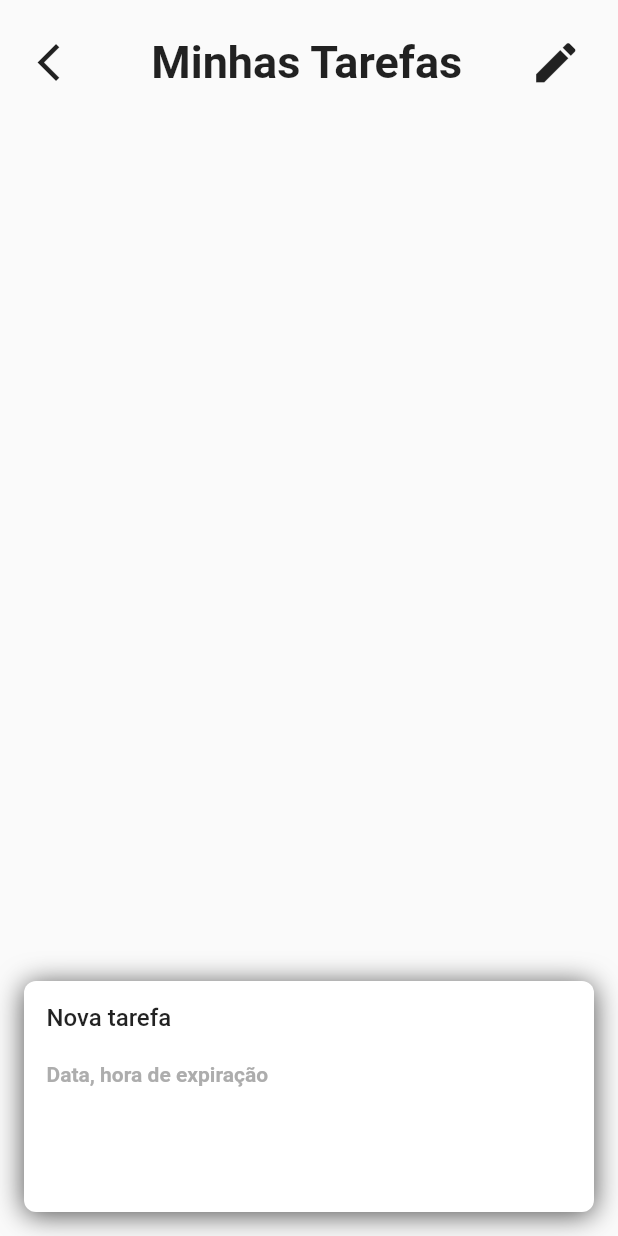
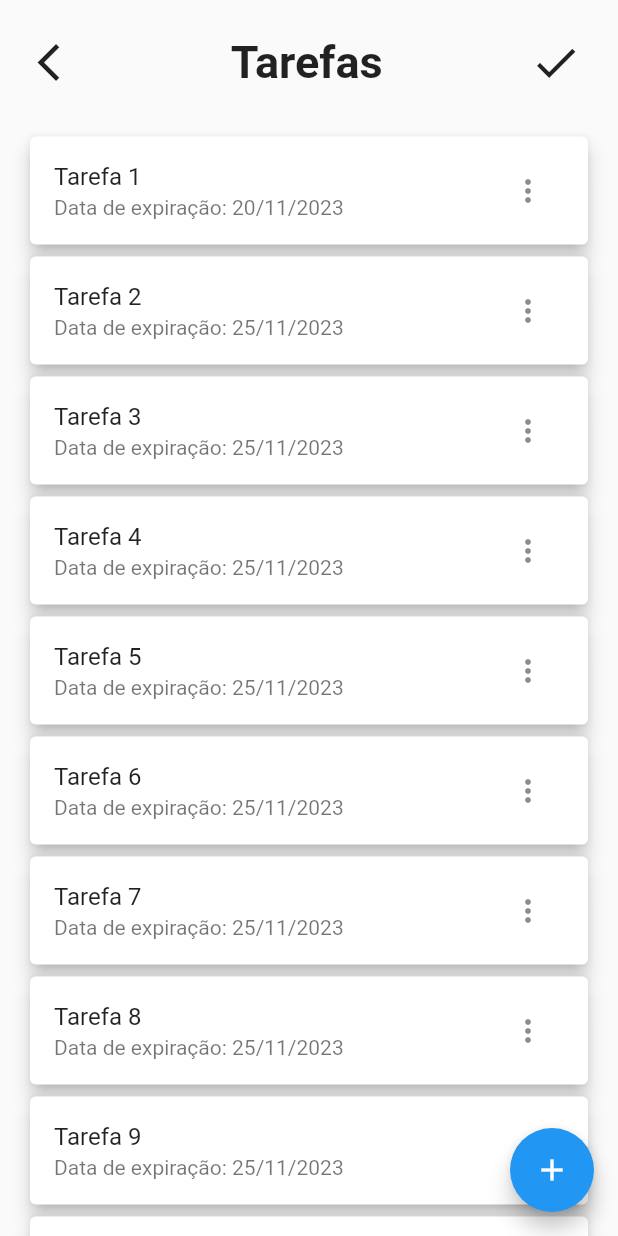
Before and after one commit to gchavess/taskwise-mobile, a Flutter app: the CreateGoals screen opened directly, on a phone screen of 412 x 824 dp. Run offline on Flutter 3.47's test engine with Material 2 defaults, Android fonts, the light colour scheme and no system bars; our stand-ins replace dio, dotted_border, google_fonts, timeline_tile.

Commit message:
telaTarefasConcluída

```diff
--- a/lib/screens/goals/create_goals.dart
+++ b/lib/screens/goals/create_goals.dart
@@ -20,16 +20,51 @@ class _CreateGoalsState extends State<CreateGoals> {
     super.dispose();
   }
 
+  // Função para gerar o ListTile com PopupMenuButton
+  Widget buildListTileWithPopupMenu(String title, String subtitle) {
+    return Card(
+      elevation: 5,
+      child: ListTile(
+        title: Text(title),
+        subtitle: Text(subtitle),
+        trailing: PopupMenuButton<String>(
+          onSelected: (String value) {
+            // Lógica para editar ou excluir a tarefa de acordo com a opção selecionada
+            if (value == 'editar') {
+              // Adicionar a lógica de edição aqui
+            } else if (value == 'excluir') {
+              // Adicionar a lógica de exclusão aqui
+            }
+          },
+          itemBuilder: (BuildContext context) => <PopupMenuEntry<String>>[
+            const PopupMenuItem<String>(
+              value: 'editar',
+              child: ListTile(
+                leading: Icon(Icons.edit),
+                title: Text('Editar'),
+              ),
+            ),
+            const PopupMenuItem<String>(
+              value: 'excluir',
+              child: ListTile(
+                leading: Icon(Icons.delete),
+                title: Text('Excluir'),
+              ),
+            ),
+          ],
+        ),
+      ),
+    );
+  }
+
   @override
   Widget build(BuildContext context) {
-    return GestureDetector(
-      onTap: () {
-        setState(() {
-          _isExpanded = false;
-        });
-      },
-      child: Scaffold(
-        body: Padding(
+    return Scaffold(
+      body: Stack(
+        children: [
+          ListView(
+            children: [
+              Padding(
                 padding: const EdgeInsets.all(16.0),
                 child: Column(
                   mainAxisAlignment: MainAxisAlignment.spaceBetween,
@@ -43,7 +78,7 @@ class _CreateGoalsState extends State<CreateGoals> {
                           iconSize: 30,
                         ),
                         const Text(
-                    'Minhas Tarefas',
+                          'Tarefas',
                           style: TextStyle(
                             fontSize: 30,
                             fontWeight: FontWeight.bold,
@@ -51,72 +86,76 @@ class _CreateGoalsState extends State<CreateGoals> {
                         ),
                         IconButton(
                           onPressed: () => Navigator.of(context).pop(null),
-                    icon: const Icon(Icons.edit),
+                          icon: const Icon(Icons.done),
                           iconSize: 35,
                         ),
                       ],
                     ),
-              InkWell(
-                onTap: () {
-                  setState(() {
-                    _isExpanded = !_isExpanded;
-                  });
-                },
-                child: AnimatedContainer(
-                  duration: const Duration(milliseconds: 350),
-                  curve: Curves.easeInOut,
-                  height: _isExpanded ? 240 : 154, // Alterei a altura para acomodar o botão
+                    const SizedBox(
+                      height: 20.0,
+                    ),
+                    // Cartões estáticos com menu de opções
+                    buildListTileWithPopupMenu('Tarefa 1', 'Data de expiração: 20/11/2023'),
+                    buildListTileWithPopupMenu('Tarefa 2', 'Data de expiração: 25/11/2023'),
+                    buildListTileWithPopupMenu('Tarefa 3', 'Data de expiração: 25/11/2023'),
+                    buildListTileWithPopupMenu('Tarefa 4', 'Data de expiração: 25/11/2023'),
+                    buildListTileWithPopupMenu('Tarefa 5', 'Data de expiração: 25/11/2023'),
+                    buildListTileWithPopupMenu('Tarefa 6', 'Data de expiração: 25/11/2023'),
+                    buildListTileWithPopupMenu('Tarefa 7', 'Data de expiração: 25/11/2023'),
+                    buildListTileWithPopupMenu('Tarefa 8', 'Data de expiração: 25/11/2023'),
+                    buildListTileWithPopupMenu('Tarefa 9', 'Data de expiração: 25/11/2023'),
+                    buildListTileWithPopupMenu('Tarefa 10', 'Data de expiração: 25/11/2023'),
+                    // ... (código dos outros cartões estáticos com menu de opções)
+                    // Fim dos cartões estáticos
+                    const SizedBox(height: 20.0),
+                  ],
+                ),
+              ),
+            ],
+          ),
+          Positioned(
+            top: MediaQuery.of(context).size.height * 0.25,
+            left: 16.0,
+            right: 16.0,
+            child: Visibility(
+              visible: _isExpanded,
+              child: Card(
+                elevation: 5,
+                shape: RoundedRectangleBorder(
+                  borderRadius: BorderRadius.circular(8),
+                ),
                 child: Container(
-                    alignment: Alignment.topLeft,
                   decoration: BoxDecoration(
                     color: Colors.white,
                     borderRadius: BorderRadius.circular(8),
-                      boxShadow: const [
+                    boxShadow: [
                       BoxShadow(
-                          color: Color.fromARGB(255, 78, 78, 78),
-                          offset: Offset(0, 2),
-                          blurRadius: 15.0,
+                        color: Colors.grey.shade600,
+                        spreadRadius: 50,
+                        blurRadius: 100,
                       ),
                     ],
                   ),
+                  child: Padding(
                     padding: const EdgeInsets.all(15.0),
                     child: Column(
                       crossAxisAlignment: CrossAxisAlignment.start,
+                      mainAxisSize: MainAxisSize.min,
                       children: [
-                        if (_isExpanded)
                         TextFormField(
                           controller: _taskNameController,
                           decoration: const InputDecoration(
                             labelText: 'Nome da Tarefa',
                           ),
-                          )
-                        else
-                          const Text(
-                            'Nova tarefa',
-                            style: TextStyle(
-                              fontSize: 16,
-                              fontWeight: FontWeight.w500,
-                            ),
                         ),
                         const SizedBox(height: 20.0),
-                        if (_isExpanded)
                         TextFormField(
                           controller: _expirationController,
                           decoration: const InputDecoration(
                             labelText: 'Data, hora de expiração',
                           ),
-                          )
-                        else
-                          const Text(
-                            'Data, hora de expiração',
-                            style: TextStyle(
-                              color: Color.fromARGB(255, 173, 173, 173),
-                              fontWeight: FontWeight.w600,
                         ),
-                          ),
-                        if (_isExpanded)
                         const SizedBox(height: 20.0),
-                        if (_isExpanded)
                         Row(
                           mainAxisAlignment: MainAxisAlignment.end,
                           children: [
@@ -136,9 +175,17 @@ class _CreateGoalsState extends State<CreateGoals> {
                   ),
                 ),
               ),
+            ),
+          ),
         ],
       ),
-        ),
+      floatingActionButton: FloatingActionButton(
+        onPressed: () {
+          setState(() {
+            _isExpanded = !_isExpanded;
+          });
+        },
+        child: _isExpanded ? const Icon(Icons.remove) : const Icon(Icons.add),
       ),
     );
   }
```
Lines whose indentation alone changed are shown as unchanged.
